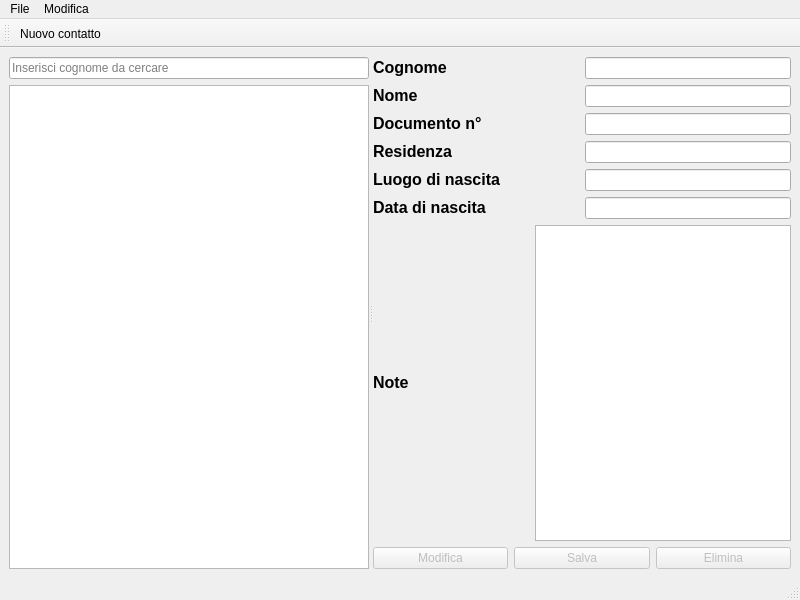
djcavei/Rubrica_Albergo_alla_Pineta, file mainwindow.ui: the form before one commit.
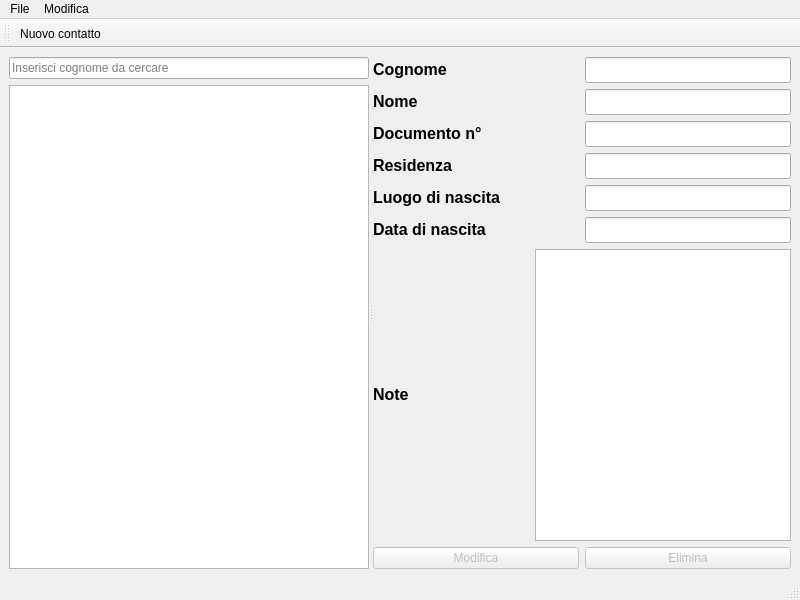
The form after the commit. Icons and pictures are not drawn.

Commit message: implementato salva modifica elimina

The edit to the form file:
```diff
--- a/mainwindow.ui
+++ b/mainwindow.ui
@@ -20,7 +20,7 @@
       <property name="orientation">
        <enum>Qt::Horizontal</enum>
       </property>
-      <widget class="QWidget" name="">
+      <widget class="QWidget" name="layoutWidget">
        <layout class="QVBoxLayout" name="verticalLayout">
         <item>
          <widget class="QLineEdit" name="line_search">
@@ -46,7 +46,7 @@
         </item>
        </layout>
       </widget>
-      <widget class="QWidget" name="">
+      <widget class="QWidget" name="layoutWidget">
        <layout class="QVBoxLayout" name="verticalLayout_2">
         <item>
          <layout class="QHBoxLayout" name="horizontalLayout_7">
@@ -71,7 +71,13 @@
            </widget>
           </item>
           <item>
-           <widget class="QLineEdit" name="lineEdit_cognome"/>
+           <widget class="QLineEdit" name="lineEdit_cognome">
+            <property name="font">
+             <font>
+              <pointsize>11</pointsize>
+             </font>
+            </property>
+           </widget>
           </item>
          </layout>
         </item>
@@ -98,7 +104,13 @@
            </widget>
           </item>
           <item>
-           <widget class="QLineEdit" name="lineEdit_nome"/>
+           <widget class="QLineEdit" name="lineEdit_nome">
+            <property name="font">
+             <font>
+              <pointsize>11</pointsize>
+             </font>
+            </property>
+           </widget>
           </item>
          </layout>
         </item>
@@ -125,7 +137,13 @@
            </widget>
           </item>
           <item>
-           <widget class="QLineEdit" name="lineEdit_documento"/>
+           <widget class="QLineEdit" name="lineEdit_documento">
+            <property name="font">
+             <font>
+              <pointsize>11</pointsize>
+             </font>
+            </property>
+           </widget>
           </item>
          </layout>
         </item>
@@ -152,7 +170,13 @@
            </widget>
           </item>
           <item>
-           <widget class="QLineEdit" name="lineEdit_residenza"/>
+           <widget class="QLineEdit" name="lineEdit_residenza">
+            <property name="font">
+             <font>
+              <pointsize>11</pointsize>
+             </font>
+            </property>
+           </widget>
           </item>
          </layout>
         </item>
@@ -179,7 +203,13 @@
            </widget>
           </item>
           <item>
-           <widget class="QLineEdit" name="lineEdit_luogo"/>
+           <widget class="QLineEdit" name="lineEdit_luogo">
+            <property name="font">
+             <font>
+              <pointsize>11</pointsize>
+             </font>
+            </property>
+           </widget>
           </item>
          </layout>
         </item>
@@ -206,7 +236,13 @@
            </widget>
           </item>
           <item>
-           <widget class="QLineEdit" name="lineEdit_data"/>
+           <widget class="QLineEdit" name="lineEdit_data">
+            <property name="font">
+             <font>
+              <pointsize>11</pointsize>
+             </font>
+            </property>
+           </widget>
           </item>
          </layout>
         </item>
@@ -233,7 +269,13 @@
            </widget>
           </item>
           <item>
-           <widget class="QTextEdit" name="textEdit_note"/>
+           <widget class="QTextEdit" name="textEdit_note">
+            <property name="font">
+             <font>
+              <pointsize>11</pointsize>
+             </font>
+            </property>
+           </widget>
           </item>
          </layout>
         </item>
@@ -252,19 +294,6 @@
             </property>
            </widget>
           </item>
-          <item>
-           <widget class="QPushButton" name="pushButton_2_salva">
-            <property name="enabled">
-             <bool>false</bool>
-            </property>
-            <property name="text">
-             <string>Salva</string>
-            </property>
-            <property name="flat">
-             <bool>false</bool>
-            </property>
-           </widget>
-          </item>
           <item>
            <widget class="QPushButton" name="pushButton_elimina">
             <property name="enabled">
```
Left out of the diff: 28 changed lines with no effect on the pictures. The commit also changes 12 other files.
